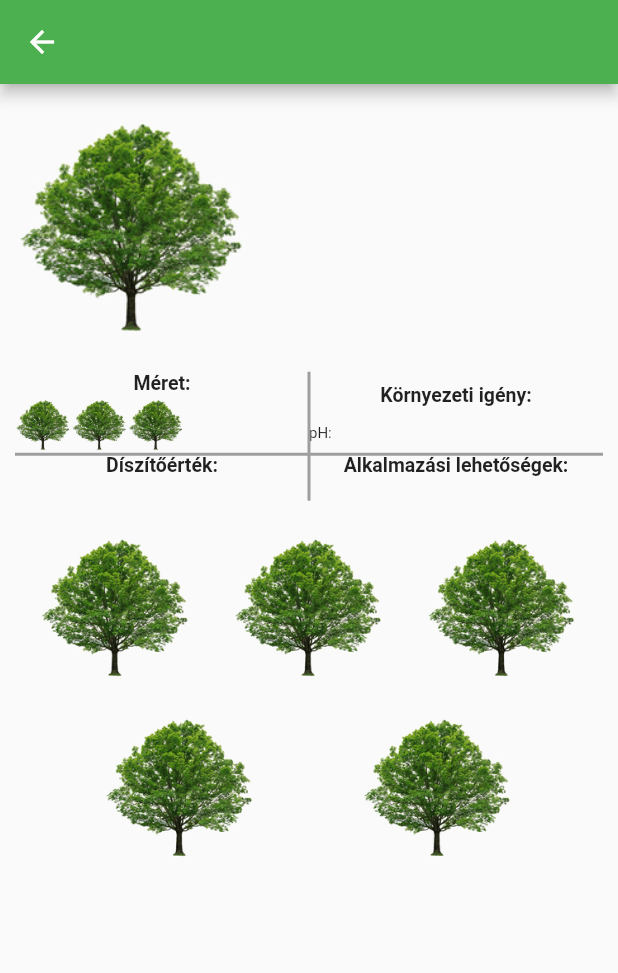
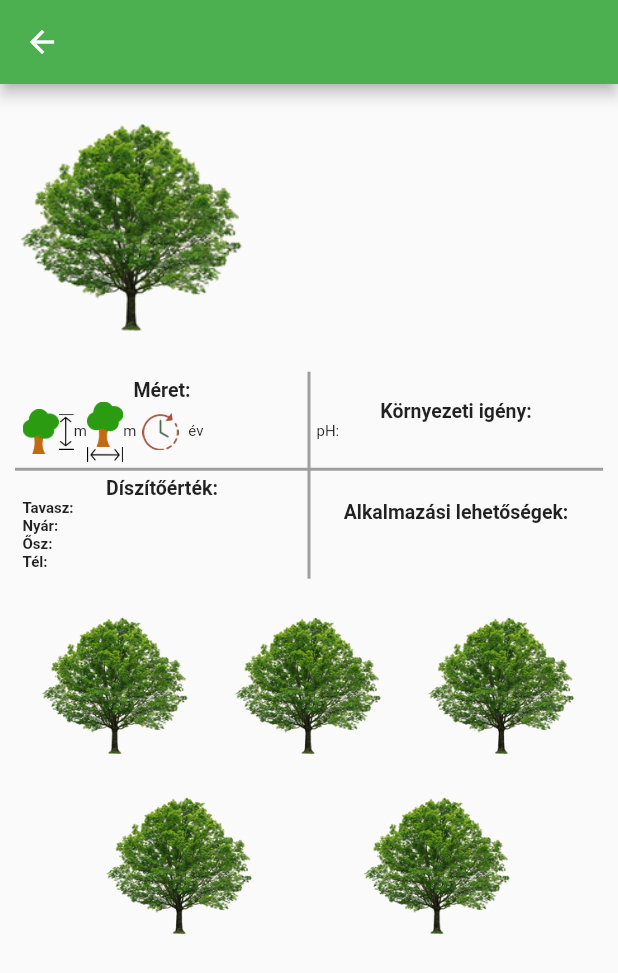
Before and after one commit to Beck-berry/arborapp, a Flutter app: the Plant screen opened directly with empty values, on a phone screen of 412 x 824 dp. Shown: the top 973 px of the screen. Run offline on Flutter 3.47's test engine with Material 2 defaults, Android fonts, the phone set to English and light mode, and no system bars; our stand-ins replace cloud_firestore, firebase_auth, firebase_core, flutter_map, latlong2, searchfield; accounts and stored records are empty; generated files the repository leaves out were written again.

Commit message:
növényadat okosítás (ikonok)

```diff
--- a/lib/src/plant.dart
+++ b/lib/src/plant.dart
@@ -120,20 +120,32 @@ class AdatTabla extends StatelessWidget {
         TableRow(
             children: [
               TableCell(
+                  child: Padding(
+                    padding: const EdgeInsets.all(5.0),
                     child: Meret(meret: noveny.meret)
+                  )
               ),
               TableCell(
+                  child: Padding(
+                    padding: const EdgeInsets.all(5.0),
                     child: KornyezetiIgenyek(igenyek: noveny.igenyek)
+                  )
               ),
             ]
         ),
         TableRow(
             children: [
               TableCell(
+                  child: Padding(
+                    padding: const EdgeInsets.all(5.0),
                     child: Diszitoertek(diszitoertek: noveny.diszitoertek)
+                  )
               ),
               TableCell(
+                  child: Padding(
+                    padding: const EdgeInsets.all(5.0),
                     child: Alkalmazas(alkalmazas: noveny.alkalmazas)
+                  )
               )
             ]
         ),
@@ -164,20 +176,53 @@ class Meret extends StatelessWidget {
         Row(
           children: [
             Image.asset(
-                'assets/images/tree.jpg',
-                height: 40
+                'assets/images/fa.png',
+                height: 30
             ),
-            Text(meret['magassag']),
+            RotatedBox(
+              quarterTurns: 1,
+              child: Image.asset(
+                  'assets/images/nyil.png',
+                  height: 10
+              ),
+            ),
+            Text(
+              "${meret['magassag']}m",
+              style: const TextStyle(
+                fontSize: 10,
+              ),
+            ),
+            Column(
+              children: [
                 Image.asset(
-                'assets/images/tree.jpg',
-                height: 40
+                    'assets/images/fa.png',
+                    height: 30
                 ),
-            Text(meret['szelesseg']),
                 Image.asset(
-                'assets/images/tree.jpg',
-                height: 40
+                    'assets/images/nyil.png',
+                    height: 10
                 ),
-            Text(meret['ido'])
+              ]
+            ),
+            Text(
+              "${meret['szelesseg']}m",
+              style: const TextStyle(
+                fontSize: 10,
+              ),
+            ),
+            Padding(
+              padding: const EdgeInsets.all(4.0),
+              child: Image.asset(
+                  'assets/images/ido.png',
+                  height: 25
+              ),
+            ),
+            Text(
+              "${meret['ido']} év",
+              style: const TextStyle(
+                fontSize: 10,
+              ),
+            )
           ],
         )
       ],
@@ -206,10 +251,18 @@ class KornyezetiIgenyek extends StatelessWidget {
         ),
         Row(
           children: [
-            Text(igenyek['fenyigeny'],
-                style: const TextStyle(
-                fontSize: 10
-            ))
+            if (igenyek['fenyigeny'].toString().contains("napos")) ...[
+              Image.asset(
+                  "assets/images/napos.png",
+                  height: 35
+              )
+            ],
+            if (igenyek['fenyigeny'].toString().contains("félárnyékos")) ...[
+              Image.asset(
+                  "assets/images/felarnyekos.png",
+                  height: 35
+              )
+            ],
           ],
         ),
         Row(
@@ -244,12 +297,124 @@ class Diszitoertek extends StatelessWidget {
               fontWeight: FontWeight.bold,
             )
         ),
+        Column(
+          children: [
             Row(
               children: [
-            Text(diszitoertek['tavasz']),
-            Text(diszitoertek['nyar']),
-            Text(diszitoertek['osz']),
-            Text(diszitoertek['tel'])
+                const Text(
+                    "Tavasz:",
+                    style: TextStyle(
+                      fontSize: 10,
+                      fontWeight: FontWeight.bold,
+                    )
+                ),
+                if (diszitoertek['tavasz'].toString().contains("virág")) ...[
+                  Image.asset(
+                      "assets/images/virag.png",
+                      height: 15
+                  )
+                ],
+                if (diszitoertek['tavasz'].toString().contains("lomb")) ...[
+                  Image.asset(
+                      "assets/images/level.png",
+                      height: 15
+                  )
+                ],
+                if (diszitoertek['tavasz'].toString().contains("termés")) ...[
+                  Image.asset(
+                      "assets/images/termes.png",
+                      height: 15
+                  )
+                ],
+              ],
+            ),
+            Row(
+              children: [
+                const Text(
+                    "Nyár:",
+                    style: TextStyle(
+                      fontSize: 10,
+                      fontWeight: FontWeight.bold,
+                    )
+                ),
+                if (diszitoertek['nyar'].toString().contains("virág")) ...[
+                  Image.asset(
+                      "assets/images/virag.png",
+                      height: 15
+                  )
+                ],
+                if (diszitoertek['nyar'].toString().contains("lomb")) ...[
+                  Image.asset(
+                      "assets/images/level.png",
+                      height: 15
+                  )
+                ],
+                if (diszitoertek['nyar'].toString().contains("termés")) ...[
+                  Image.asset(
+                      "assets/images/termes.png",
+                      height: 15
+                  )
+                ],
+              ],
+            ),
+            Row(
+              children: [
+                const Text(
+                    "Ősz:",
+                    style: TextStyle(
+                      fontSize: 10,
+                      fontWeight: FontWeight.bold,
+                    )
+                ),
+                if (diszitoertek['osz'].toString().contains("virág")) ...[
+                  Image.asset(
+                      "assets/images/virag.png",
+                      height: 15
+                  )
+                ],
+                if (diszitoertek['osz'].toString().contains("lomb")) ...[
+                  Image.asset(
+                      "assets/images/level.png",
+                      height: 15
+                  )
+                ],
+                if (diszitoertek['osz'].toString().contains("termés")) ...[
+                  Image.asset(
+                      "assets/images/termes.png",
+                      height: 15
+                  )
+                ],
+              ],
+            ),
+            Row(
+              children: [
+                const Text(
+                    "Tél:",
+                    style: TextStyle(
+                      fontSize: 10,
+                      fontWeight: FontWeight.bold,
+                    )
+                ),
+                if (diszitoertek['tel'].toString().contains("virág")) ...[
+                  Image.asset(
+                      "assets/images/virag.png",
+                      height: 15
+                  )
+                ],
+                if (diszitoertek['tel'].toString().contains("lomb")) ...[
+                  Image.asset(
+                      "assets/images/level.png",
+                      height: 15
+                  )
+                ],
+                if (diszitoertek['tel'].toString().contains("termés")) ...[
+                  Image.asset(
+                      "assets/images/termes.png",
+                      height: 15
+                  )
+                ],
+              ],
+            ),
           ],
         )
       ],
```
Also changed, not shown: assets/images/fa.png (added), assets/images/felarnyekos.png (added), assets/images/ido.png (added), assets/images/level.png (added), assets/images/napos.png (added), assets/images/nyil.png (added), assets/images/termes.png (added). Lines whose indentation alone changed are shown as unchanged.
